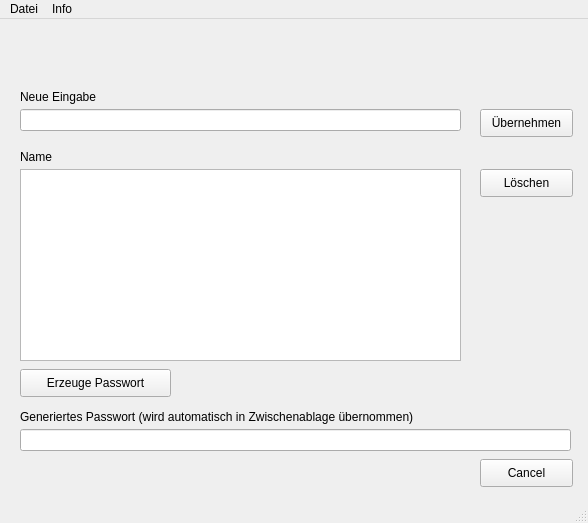
Old version of the form PersoPassGen/qtwidgetsapplication1.ui in the repository buergerservice-org/PersoPassGen.
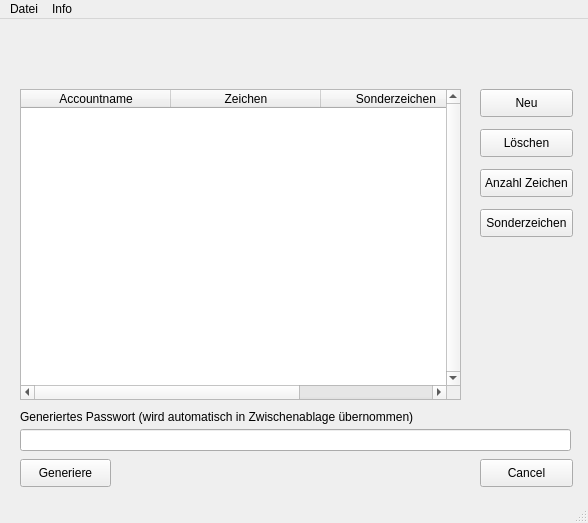
New version of the form. Icons and pictures are not drawn.

Patch:
```diff
--- a/PersoPassGen/qtwidgetsapplication1.ui
+++ b/PersoPassGen/qtwidgetsapplication1.ui
@@ -31,36 +31,13 @@
     <property name="geometry">
      <rect>
       <x>20</x>
-      <y>350</y>
-      <width>151</width>
+      <y>440</y>
+      <width>91</width>
       <height>28</height>
      </rect>
     </property>
     <property name="text">
-     <string>Erzeuge Passwort</string>
-    </property>
-   </widget>
-   <widget class="QListWidget" name="ListWidget">
-    <property name="geometry">
-     <rect>
-      <x>20</x>
-      <y>150</y>
-      <width>441</width>
-      <height>192</height>
-     </rect>
-    </property>
-   </widget>
-   <widget class="QLabel" name="label">
-    <property name="geometry">
-     <rect>
-      <x>20</x>
-      <y>130</y>
-      <width>55</width>
-      <height>16</height>
-     </rect>
-    </property>
-    <property name="text">
-     <string>Name</string>
+     <string>Generiere</string>
     </property>
    </widget>
    <widget class="QLabel" name="label_2">
@@ -89,47 +66,24 @@
      <bool>true</bool>
     </property>
    </widget>
-   <widget class="QLineEdit" name="lineEditInput">
-    <property name="geometry">
-     <rect>
-      <x>20</x>
-      <y>90</y>
-      <width>441</width>
-      <height>22</height>
-     </rect>
-    </property>
-   </widget>
-   <widget class="QLabel" name="label_3">
-    <property name="geometry">
-     <rect>
-      <x>20</x>
-      <y>70</y>
-      <width>111</width>
-      <height>16</height>
-     </rect>
-    </property>
-    <property name="text">
-     <string>Neue Eingabe</string>
-    </property>
-   </widget>
    <widget class="QPushButton" name="InputButton">
     <property name="geometry">
      <rect>
       <x>480</x>
-      <y>90</y>
+      <y>70</y>
       <width>93</width>
       <height>28</height>
      </rect>
     </property>
     <property name="text">
-     <string>Übernehmen</string>
+     <string>Neu</string>
     </property>
    </widget>
    <widget class="QPushButton" name="DeleteButton">
     <property name="geometry">
      <rect>
       <x>480</x>
-      <y>150</y>
+      <y>110</y>
       <width>93</width>
       <height>28</height>
      </rect>
@@ -154,6 +108,84 @@
      <pixmap resource="qtwidgetsapplication1.qrc">:/QtWidgetsApplication1/buergerserviceorg.jpg</pixmap>
     </property>
    </widget>
+   <widget class="QPushButton" name="NumCharButton">
+    <property name="geometry">
+     <rect>
+      <x>480</x>
+      <y>150</y>
+      <width>93</width>
+      <height>28</height>
+     </rect>
+    </property>
+    <property name="text">
+     <string>Anzahl Zeichen</string>
+    </property>
+   </widget>
+   <widget class="QPushButton" name="SpecCharButton">
+    <property name="geometry">
+     <rect>
+      <x>480</x>
+      <y>190</y>
+      <width>93</width>
+      <height>28</height>
+     </rect>
+    </property>
+    <property name="text">
+     <string>Sonderzeichen</string>
+    </property>
+   </widget>
+   <widget class="QTableWidget" name="tableWidget">
+    <property name="geometry">
+     <rect>
+      <x>20</x>
+      <y>70</y>
+      <width>441</width>
+      <height>311</height>
+     </rect>
+    </property>
+    <property name="maximumSize">
+     <size>
+      <width>441</width>
+      <height>16777215</height>
+     </size>
+    </property>
+    <property name="layoutDirection">
+     <enum>Qt::LeftToRight</enum>
+    </property>
+    <property name="verticalScrollBarPolicy">
+     <enum>Qt::ScrollBarAlwaysOn</enum>
+    </property>
+    <property name="editTriggers">
+     <set>QAbstractItemView::AnyKeyPressed|QAbstractItemView::DoubleClicked|QAbstractItemView::EditKeyPressed</set>
+    </property>
+    <property name="gridStyle">
+     <enum>Qt::DashLine</enum>
+    </property>
+    <attribute name="horizontalHeaderMinimumSectionSize">
+     <number>49</number>
+    </attribute>
+    <attribute name="horizontalHeaderDefaultSectionSize">
+     <number>150</number>
+    </attribute>
+    <attribute name="verticalHeaderDefaultSectionSize">
+     <number>38</number>
+    </attribute>
+    <column>
+     <property name="text">
+      <string>Accountname</string>
+     </property>
+    </column>
+    <column>
+     <property name="text">
+      <string>Zeichen</string>
+     </property>
+    </column>
+    <column>
+     <property name="text">
+      <string>Sonderzeichen</string>
+     </property>
+    </column>
+   </widget>
   </widget>
   <widget class="QMenuBar" name="menuBar">
    <property name="geometry">
```
Left out of the diff: 10 changed lines with no effect on the pictures.
